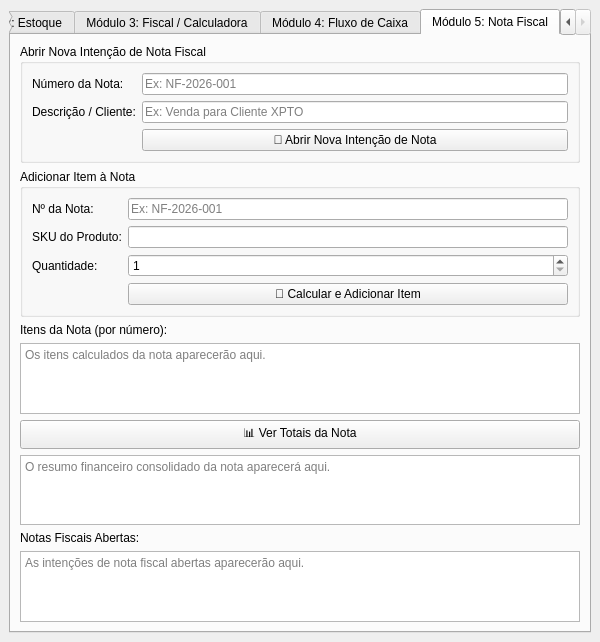
Old version of the form PROTOTIPO/tela_principal.ui in the repository GestaoProjetos2026/Fiscal-Finance.
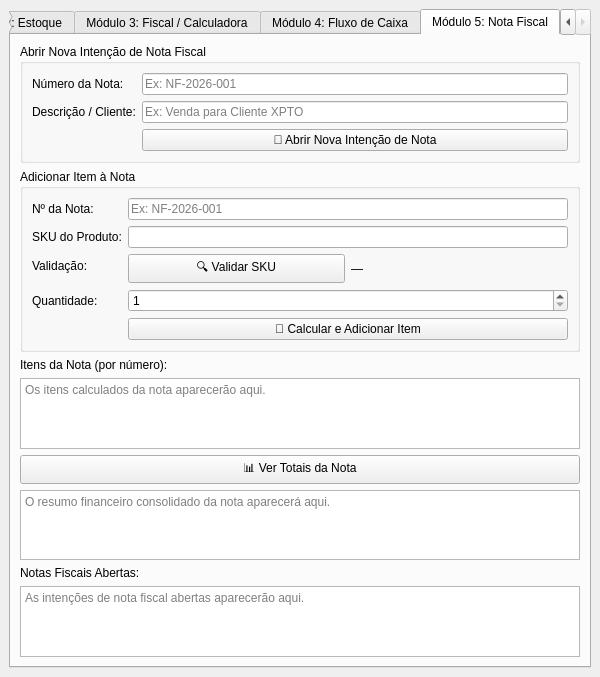
New version of the form. The open tabs and pages were chosen to show the change.

Commit message: feat(fisc): validar SKU na nota [FISC-MOD5]

```diff
--- a/PROTOTIPO/tela_principal.ui
+++ b/PROTOTIPO/tela_principal.ui
@@ -224,17 +224,36 @@
             <widget class="QLineEdit" name="input_nf_item_sku"/>
            </item>
            <item row="2" column="0">
+            <widget class="QLabel" name="label_nf_validar">
+             <property name="text"><string>Validação:</string></property>
+            </widget>
+           </item>
+           <item row="2" column="1">
+            <layout class="QHBoxLayout">
+             <item>
+              <widget class="QPushButton" name="btn_nf_validar_sku">
+               <property name="text"><string>🔍 Validar SKU</string></property>
+              </widget>
+             </item>
+             <item>
+              <widget class="QLabel" name="label_nf_sku_status">
+               <property name="text"><string>—</string></property>
+              </widget>
+             </item>
+            </layout>
+           </item>
+           <item row="3" column="0">
             <widget class="QLabel" name="label_nf_item_qtd">
              <property name="text"><string>Quantidade:</string></property>
             </widget>
            </item>
-           <item row="2" column="1">
+           <item row="3" column="1">
             <widget class="QSpinBox" name="input_nf_item_qtd">
              <property name="minimum"><number>1</number></property>
              <property name="maximum"><number>9999</number></property>
             </widget>
            </item>
-           <item row="3" column="1">
+           <item row="4" column="1">
             <widget class="QPushButton" name="btn_nf_add_item">
              <property name="text"><string>🧮 Calcular e Adicionar Item</string></property>
             </widget>
```
The commit also changes 2 other files.
